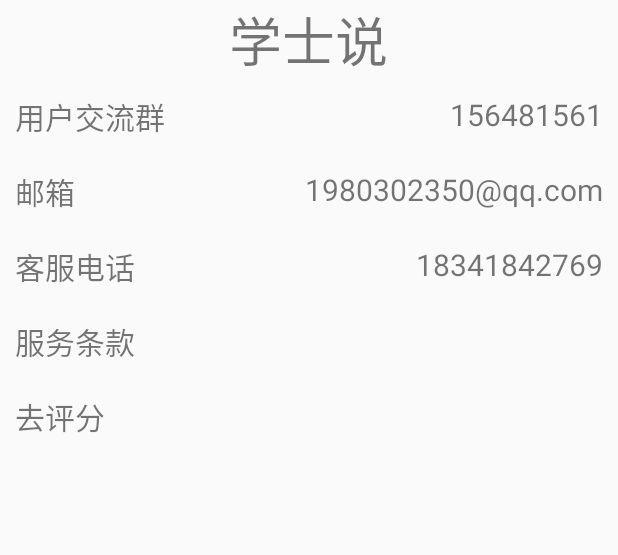
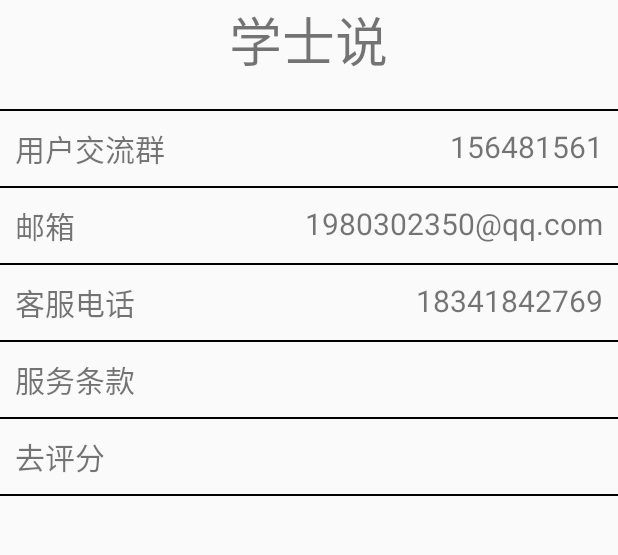
Before and after one commit to kangwenyun/XueShiShuo, an Android app: the layout about_app.xml on its own in the app's theme, with its tools: preview values and no code run, on a phone screen of 412 x 824 dp, the part 210-765 px from its top. Run offline under Robolectric (Android 15) with nearby library versions, the phone set to English and light mode, and no system bars.

Commit message:
加了设置相关

```diff
--- a/app/src/main/res/layout/about_app.xml
+++ b/app/src/main/res/layout/about_app.xml
@@ -54,6 +54,11 @@
             android:textSize="35sp"
             android:layout_gravity="center"/>
     </LinearLayout>
+    <ImageView
+        android:layout_width="match_parent"
+        android:layout_height="1dp"
+        android:layout_marginTop="20dp"
+        android:background="@color/BLACK"/>
     <LinearLayout
         android:layout_width="match_parent"
         android:layout_height="wrap_content"
@@ -75,6 +80,10 @@
                 android:textSize="20sp"/>
         </RelativeLayout>
     </LinearLayout>
+    <ImageView
+        android:layout_width="match_parent"
+        android:layout_height="1dp"
+        android:background="@color/BLACK"/>
     <LinearLayout
         android:layout_width="match_parent"
         android:layout_height="wrap_content"
@@ -96,6 +105,10 @@
                 android:textSize="20sp"/>
         </RelativeLayout>
     </LinearLayout>
+    <ImageView
+        android:layout_width="match_parent"
+        android:layout_height="1dp"
+        android:background="@color/BLACK"/>
     <LinearLayout
         android:layout_width="match_parent"
         android:layout_height="wrap_content"
@@ -117,6 +130,10 @@
                 android:textSize="20sp"/>
         </RelativeLayout>
     </LinearLayout>
+    <ImageView
+        android:layout_width="match_parent"
+        android:layout_height="1dp"
+        android:background="@color/BLACK"/>
     <LinearLayout
         android:layout_width="match_parent"
         android:layout_height="wrap_content"
@@ -128,6 +145,10 @@
             android:text="@string/service_item"
             android:textSize="20sp"/>
     </LinearLayout>
+    <ImageView
+        android:layout_width="match_parent"
+        android:layout_height="1dp"
+        android:background="@color/BLACK"/>
     <LinearLayout
         android:layout_width="match_parent"
         android:layout_height="wrap_content"
@@ -139,4 +160,8 @@
             android:text="@string/score"
             android:textSize="20sp"/>
     </LinearLayout>
+    <ImageView
+        android:layout_width="match_parent"
+        android:layout_height="1dp"
+        android:background="@color/BLACK"/>
 </LinearLayout>
```
